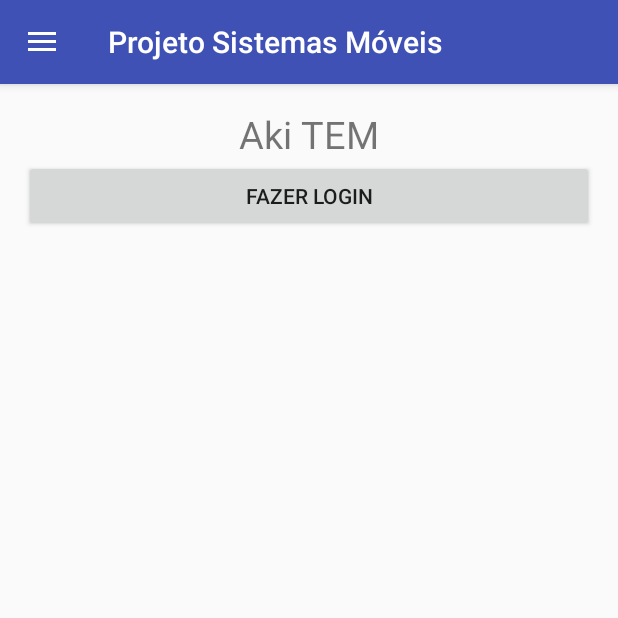
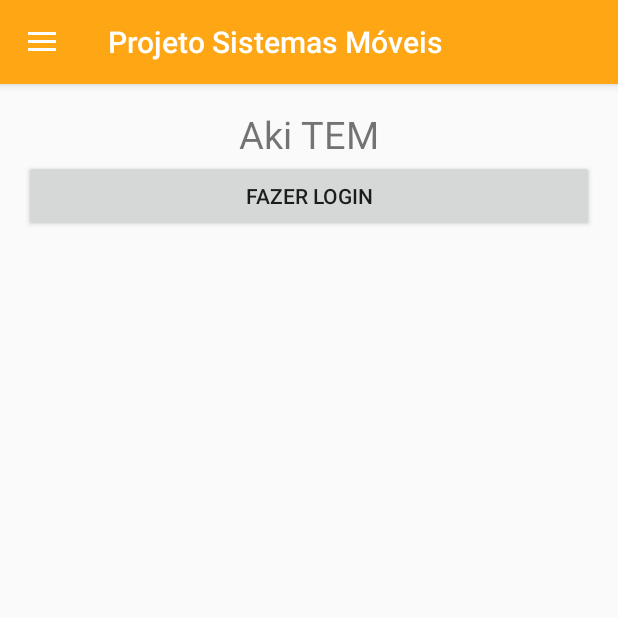
Before and after one commit to AkiTEM/AkiTEM, an Android app: the screen it shows after launch (MainActivity), on a phone screen of 412 x 824 dp, the top half of it. Run offline under Robolectric (Android 15) with nearby library versions, the phone set to English and light mode, and no system bars; our stand-ins replace Firebase (no records; nobody signed in at launch, a user with empty details on screens opened directly); 3 statements that could not run were skipped.

Commit message:
Alteração do nome e botões.

```diff
--- a/app/src/main/java/br/uninove/akitem/Activity/LoginActivity.java
+++ b/app/src/main/java/br/uninove/akitem/Activity/LoginActivity.java
@@ -90,7 +90,6 @@ public class LoginActivity extends AppCompatActivity {
         startActivity(intentAbrirTelaPrincipal);
     }
 
-
     public void abreCadastroUsuario() {
         Intent intent = new Intent(LoginActivity.this, CadastroActivity.class);
         startActivity(intent);
--- a/app/src/main/java/br/uninove/akitem/Activity/MainActivity.java
+++ b/app/src/main/java/br/uninove/akitem/Activity/MainActivity.java
@@ -77,19 +77,19 @@ public class MainActivity extends AppCompatActivity {
         return true;
     }
 
-    @Override
-    public boolean onOptionsItemSelected(MenuItem item) {
+    //@Override
+    //public boolean onOptionsItemSelected(MenuItem item) {
         // Handle action bar item clicks here. The action bar will
         // automatically handle clicks on the Home/Up button, so long
         // as you specify a parent activity in AndroidManifest.xml.
-        int id = item.getItemId();
+        //int id = item.getItemId();
 
         //noinspection SimplifiableIfStatement
         //if (id == R.id.action_settings) {
         //    return true;
         //}
-        return super.onOptionsItemSelected(item);
-    }
+        //return super.onOptionsItemSelected(item);
+    //}
 
     //@SuppressWarnings("StatementWithEmptyBody")
     //@Override
--- a/app/src/main/res/values/colors.xml
+++ b/app/src/main/res/values/colors.xml
@@ -1,6 +1,6 @@
 <?xml version="1.0" encoding="utf-8"?>
 <resources>
-    <color name="colorPrimary">#3F51B5</color>
+    <color name="colorPrimary">#ffa615</color>
     <color name="colorPrimaryDark">#303F9F</color>
     <color name="colorAccent">#FF4081</color>
 </resources>
--- a/app/src/main/res/values/strings.xml
+++ b/app/src/main/res/values/strings.xml
@@ -5,7 +5,7 @@
     <string name="navigation_drawer_open">Open navigation drawer</string>
     <string name="navigation_drawer_close">Close navigation drawer</string>
 
-    <!--<string name="action_settings">Settings</string>-->
+    <string name="action_settings">ALTERAR DADOS DA CONTA</string>
     <string name="sair">LOGOUT</string>
 
     <!-- TODO: Remove or change this placeholder text -->
```
Also changed, not shown: app/src/main/java/br/uninove/akitem/Activity/PrincipalActivity.java (+10 -1 lines), app/src/main/res/layout/activity_principal.xml (line endings or trailing spaces).
